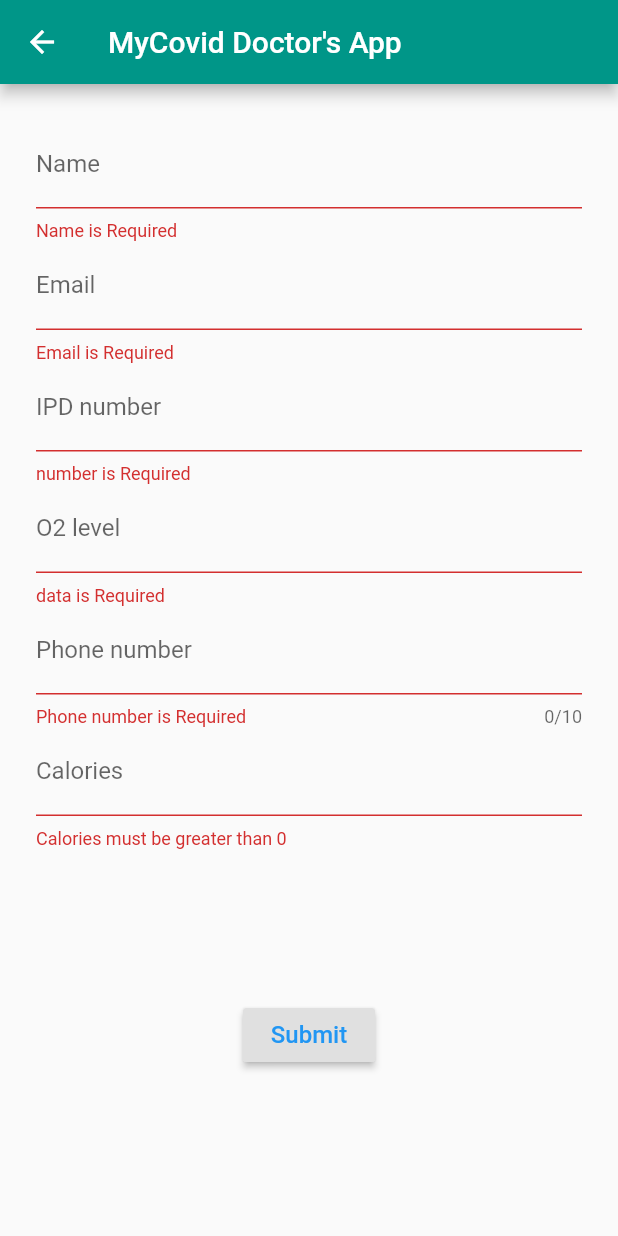
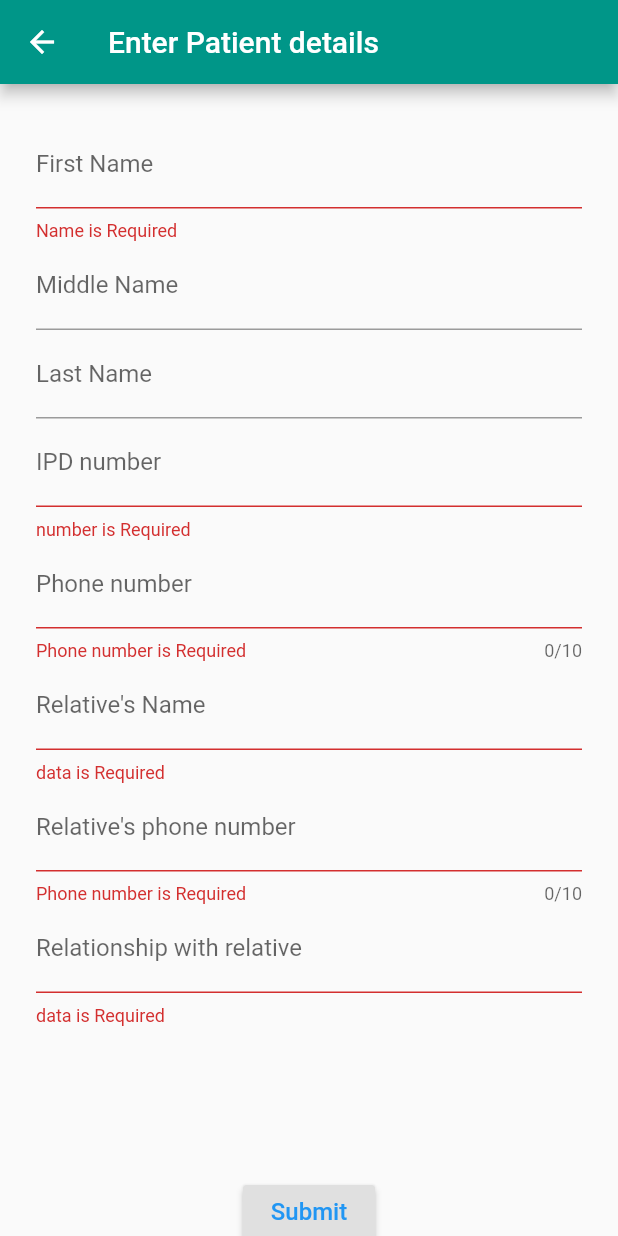
Before and after one commit to Prakhar75/MyCovid_DoctorApp, a Flutter app: the FormScreen screen opened directly, after a tap on "Submit", on a phone screen of 412 x 824 dp. Run offline on Flutter 3.47's test engine with Material 2 defaults, Android fonts, the phone set to English and light mode, and no system bars; our stand-ins replace firebase_auth, firebase_core, pinput; accounts and stored records are empty.

Commit message:
updated UI

```diff
--- a/lib/dashboard.dart
+++ b/lib/dashboard.dart
@@ -120,7 +120,7 @@ class ListSearchState extends State<ListSearch> {
   @override
   Widget build(BuildContext context) {
     return Scaffold(
-      backgroundColor: Colors.teal[50],
+      backgroundColor: Colors.white,
       body: Column(
         children: <Widget>[
           Padding(
--- a/lib/form.dart
+++ b/lib/form.dart
@@ -1,4 +1,5 @@
 import 'package:flutter/material.dart';
+
 void main() => runApp(FormScreen());
 
 class FormScreen extends StatefulWidget {
@@ -10,18 +11,19 @@ class FormScreen extends StatefulWidget {
 
 class FormScreenState extends State<FormScreen> {
   String _name;
-  String _email;
-  String _password;
-  String _url;
+  String _namem;
+  String _namel;
+  String _rel;
+  String _ipd;
+  String _rname;
   String _phoneNumber;
-  String _calories;
+  String _rno;
 
   final GlobalKey<FormState> _formKey = GlobalKey<FormState>();
 
   Widget _buildName() {
     return TextFormField(
-      decoration: InputDecoration(labelText: 'Name'),
-
+      decoration: InputDecoration(labelText: 'First Name'),
       validator: (String value) {
         if (value.isEmpty) {
           return 'Name is Required';
@@ -35,27 +37,51 @@ class FormScreenState extends State<FormScreen> {
     );
   }
 
-  Widget _buildEmail() {
+  Widget _buildNamem() {
     return TextFormField(
-      decoration: InputDecoration(labelText: 'Email'),
+      decoration: InputDecoration(labelText: 'Middle Name'),
       validator: (String value) {
-        if (value.isEmpty) {
-          return 'Email is Required';
-        }
-
-        if (!RegExp(
-                r"[a-z0-9!#$%&'*+/=?^_`{|}~-]+(?:\.[a-z0-9!#$%&'*+/=?^_`{|}~-]+)*@(?:[a-z0-9](?:[a-z0-9-]*[a-z0-9])?\.)+[a-z0-9](?:[a-z0-9-]*[a-z0-9])?")
-            .hasMatch(value)) {
-          return 'Please enter a valid email Address';
-        }
-
         return null;
       },
       onSaved: (String value) {
-        _email = value;
+        _namem = value;
       },
     );
   }
+
+  Widget _buildNamel() {
+    return TextFormField(
+      decoration: InputDecoration(labelText: 'Last Name'),
+      validator: (String value) {
+        return null;
+      },
+      onSaved: (String value) {
+        _namel = value;
+      },
+    );
+  }
+
+  // Widget _buildEmail() {
+  //   return TextFormField(
+  //     decoration: InputDecoration(labelText: 'Email'),
+  //     validator: (String value) {
+  //       if (value.isEmpty) {
+  //         return 'Email is Required';
+  //       }
+
+  //       if (!RegExp(
+  //               r"[a-z0-9!#$%&'*+/=?^_`{|}~-]+(?:\.[a-z0-9!#$%&'*+/=?^_`{|}~-]+)*@(?:[a-z0-9](?:[a-z0-9-]*[a-z0-9])?\.)+[a-z0-9](?:[a-z0-9-]*[a-z0-9])?")
+  //           .hasMatch(value)) {
+  //         return 'Please enter a valid email Address';
+  //       }
+
+  //       return null;
+  //     },
+  //     onSaved: (String value) {
+  //       _email = value;
+  //     },
+  //   );
+  // }
 
   Widget _buildPassword() {
     return TextFormField(
@@ -69,15 +95,15 @@ class FormScreenState extends State<FormScreen> {
         return null;
       },
       onSaved: (String value) {
-        _password = value;
+        _ipd = value;
       },
     );
   }
 
   Widget _builURL() {
     return TextFormField(
-      decoration: InputDecoration(labelText: 'O2 level'),
-      keyboardType: TextInputType.url,
+      decoration: InputDecoration(labelText: "Relative's Name"),
+      keyboardType: TextInputType.name,
       validator: (String value) {
         if (value.isEmpty) {
           return 'data is Required';
@@ -86,7 +112,7 @@ class FormScreenState extends State<FormScreen> {
         return null;
       },
       onSaved: (String value) {
-        _url = value;
+        _rname = value;
       },
     );
   }
@@ -94,7 +120,7 @@ class FormScreenState extends State<FormScreen> {
   Widget _buildPhoneNumber() {
     return TextFormField(
       decoration: InputDecoration(labelText: 'Phone number'),
-       maxLength: 10,
+      maxLength: 10,
       keyboardType: TextInputType.phone,
       validator: (String value) {
         if (value.isEmpty) {
@@ -104,26 +130,41 @@ class FormScreenState extends State<FormScreen> {
         return null;
       },
       onSaved: (String value) {
-        _url = value;
+        _phoneNumber = value;
       },
     );
   }
 
   Widget _buildCalories() {
     return TextFormField(
-      decoration: InputDecoration(labelText: 'Calories'),
-      keyboardType: TextInputType.number,
+      decoration: InputDecoration(labelText: "Relative's phone number"),
+      maxLength: 10,
+      keyboardType: TextInputType.phone,
       validator: (String value) {
-        int calories = int.tryParse(value);
-
-        if (calories == null || calories <= 0) {
-          return 'Calories must be greater than 0';
+        if (value.isEmpty) {
+          return 'Phone number is Required';
         }
 
         return null;
       },
       onSaved: (String value) {
-        _calories = value;
+        _rno = value;
+      },
+    );
+  }
+
+  Widget _buildEmail() {
+    return TextFormField(
+      decoration: InputDecoration(labelText: 'Relationship with relative'),
+      validator: (String value) {
+        if (value.isEmpty) {
+          return 'data is Required';
+        }
+
+        return null;
+      },
+      onSaved: (String value) {
+        _rel = value;
       },
     );
   }
@@ -131,7 +172,8 @@ class FormScreenState extends State<FormScreen> {
   @override
   Widget build(BuildContext context) {
     return Scaffold(
-      appBar: AppBar(backgroundColor: Colors.teal, title: Text("MyCovid Doctor's App")),
+      appBar: AppBar(
+          backgroundColor: Colors.teal, title: Text("Enter Patient details")),
       body: SingleChildScrollView(
         child: Container(
           margin: EdgeInsets.all(24),
@@ -141,11 +183,14 @@ class FormScreenState extends State<FormScreen> {
               mainAxisAlignment: MainAxisAlignment.center,
               children: <Widget>[
                 _buildName(),
+                _buildNamem(),
+                _buildNamel(),
+                _buildPassword(),
+
+                _buildPhoneNumber(),
+                _builURL(),
+                _buildCalories(),
                 _buildEmail(),
-                _buildPassword(),
-                _builURL(),
-                _buildPhoneNumber(),
-                _buildCalories(),
                 SizedBox(height: 100),
                 RaisedButton(
                   child: Text(
@@ -160,13 +205,13 @@ class FormScreenState extends State<FormScreen> {
                     _formKey.currentState.save();
 
                     print(_name);
-                    print(_email);
+                    print(_namem);
+                    print(_namel);
+                    print(_ipd);
                     print(_phoneNumber);
-                    print(_url);
-                    print(_password);
-                    print(_calories);
-
-
+                    print(_rname);
+                    print(_rno);
+                    print(_rel);
                   },
                 )
               ],
```
Also changed, not shown: lib/details.dart (+23 -3 lines).
